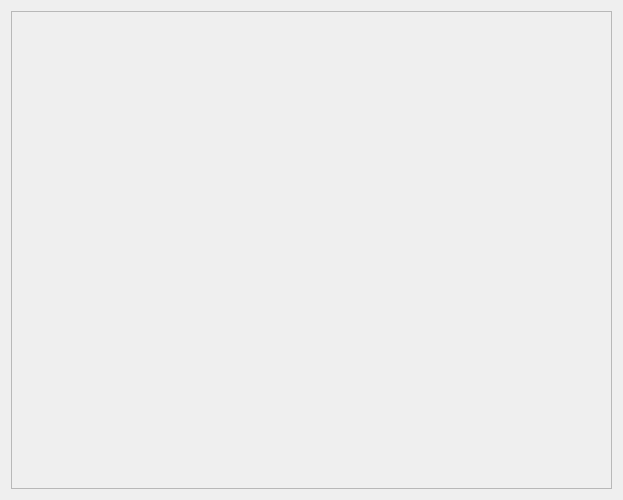
Before: the Qt Designer form ui/CenterWidget.ui in JulienChevron/Mandala, drawn with Qt 5.
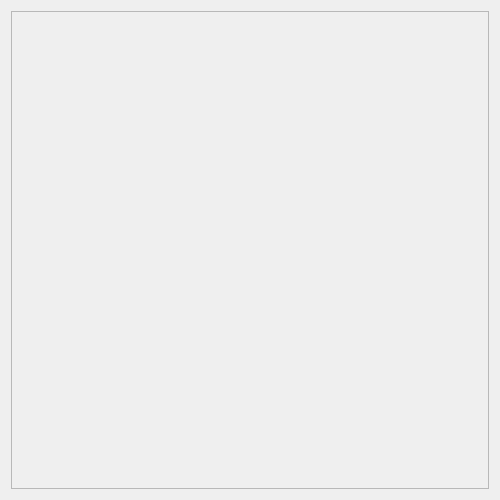
After: the same form once the commit is applied. Custom widgets are drawn as their Qt base class.

Commit message: Merge branch 'master' of /home/eleves/promo20/info/chevron/Documents/2A/IHM/Mandala with conflicts.

Patch:
```diff
--- a/ui/CenterWidget.ui
+++ b/ui/CenterWidget.ui
@@ -6,21 +6,30 @@
    <rect>
     <x>0</x>
     <y>0</y>
-    <width>623</width>
+    <width>500</width>
     <height>500</height>
    </rect>
   </property>
+  <property name="sizePolicy">
+   <sizepolicy hsizetype="Minimum" vsizetype="Minimum">
+    <horstretch>0</horstretch>
+    <verstretch>0</verstretch>
+   </sizepolicy>
+  </property>
   <property name="minimumSize">
    <size>
     <width>500</width>
     <height>500</height>
    </size>
   </property>
-  <layout class="QGridLayout" name="gridLayout">
-   <item row="0" column="0">
+  <layout class="QHBoxLayout" name="horizontalLayout">
+   <item>
     <widget class="QScrollArea" name="scrollArea">
+     <property name="enabled">
+      <bool>true</bool>
+     </property>
      <property name="sizePolicy">
-      <sizepolicy hsizetype="Minimum" vsizetype="Minimum">
+      <sizepolicy hsizetype="MinimumExpanding" vsizetype="MinimumExpanding">
        <horstretch>0</horstretch>
        <verstretch>0</verstretch>
       </sizepolicy>
```
The commit also changes 1 other file.
